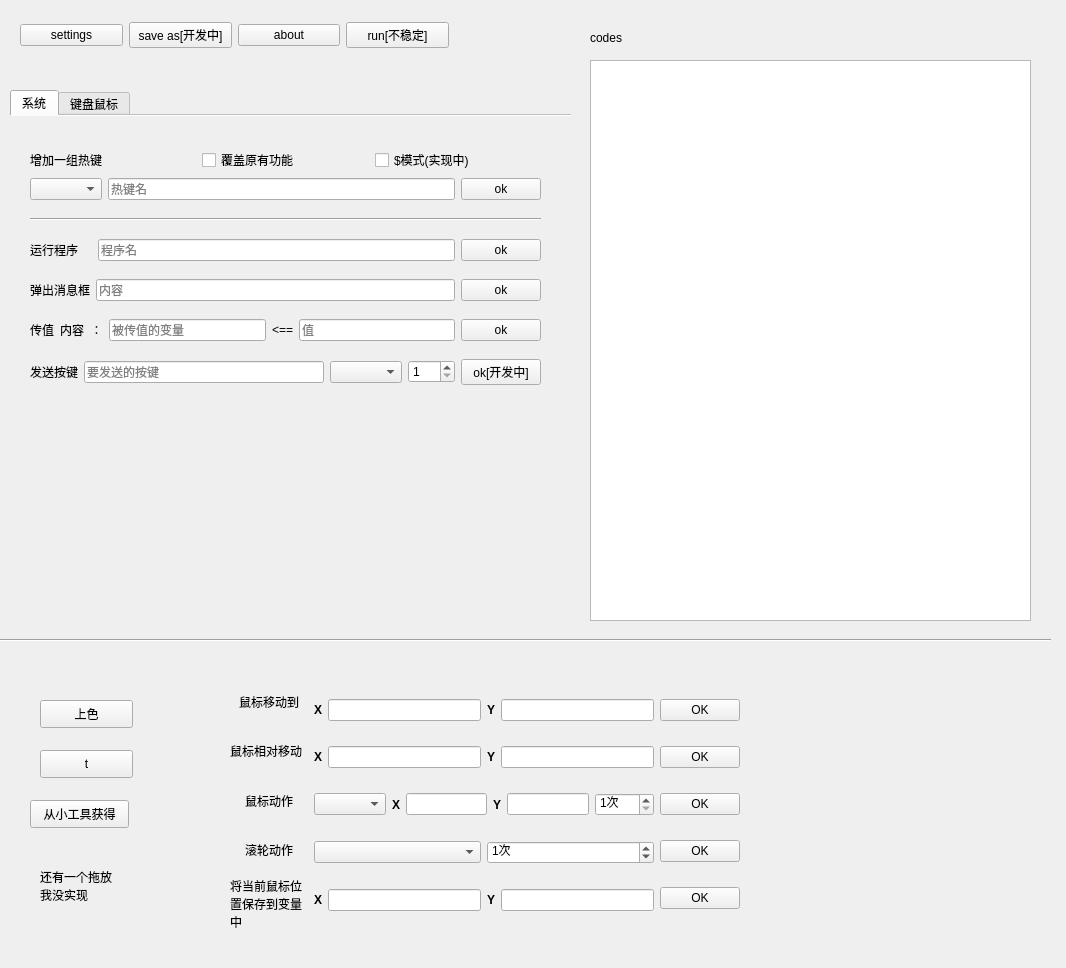
Above: src/ahk_main/ahk_main.ui from yongzhi444/AutoHotkey-Simple-IDE before the change. Below: the same form after it.
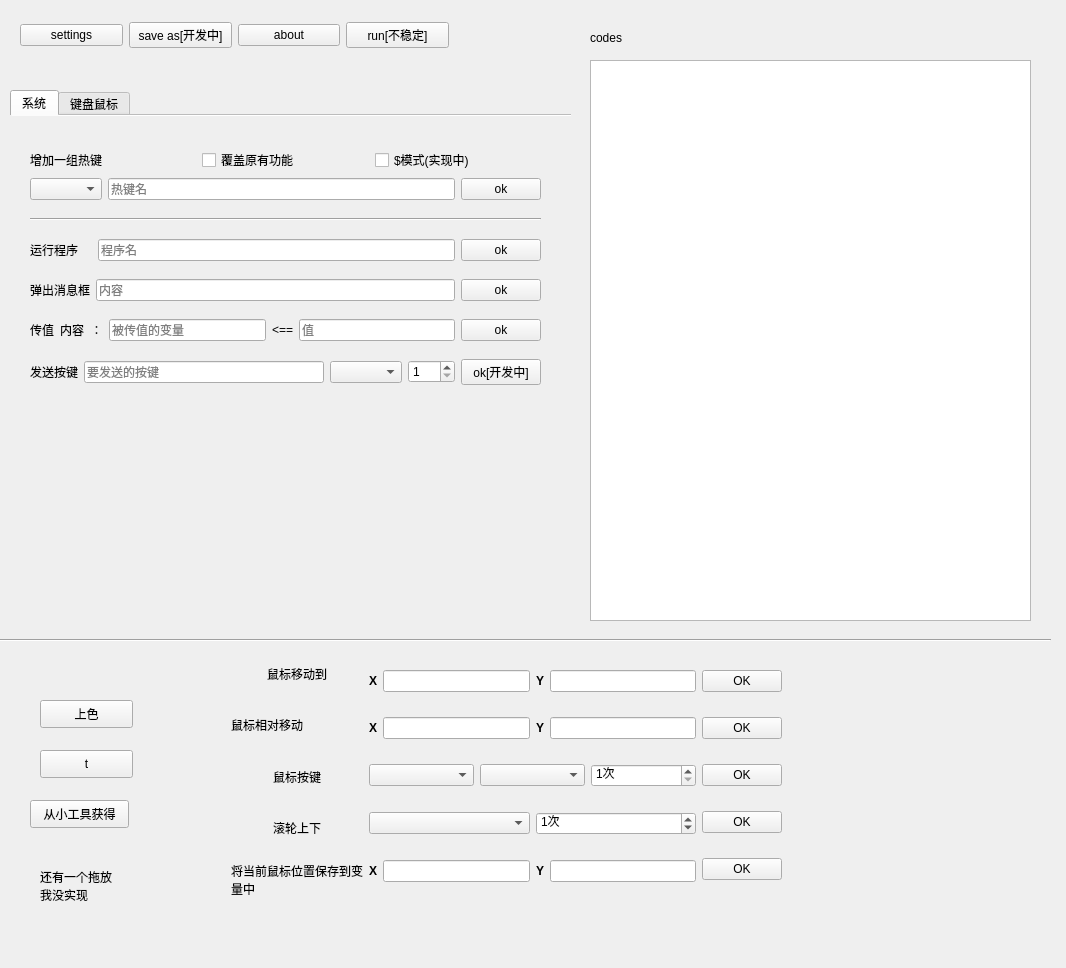
That is the form after the change.

Commit message: 4,22核心功能开发

The edit to the form file:
```diff
--- a/src/ahk_main/ahk_main.ui
+++ b/src/ahk_main/ahk_main.ui
@@ -394,12 +394,12 @@
     </attribute>
    </widget>
   </widget>
-  <widget class="QWidget" name="layoutWidget">
+  <widget class="QWidget" name="">
    <property name="geometry">
     <rect>
-     <x>230</x>
-     <y>680</y>
-     <width>510</width>
+     <x>231</x>
+     <y>651</y>
+     <width>551</width>
      <height>251</height>
     </rect>
    </property>
@@ -426,7 +426,7 @@
       <item>
        <widget class="QLabel" name="label_5">
         <property name="text">
-         <string>鼠标动作</string>
+         <string>鼠标按键</string>
         </property>
         <property name="alignment">
          <set>Qt::AlignCenter</set>
@@ -436,7 +436,7 @@
       <item>
        <widget class="QLabel" name="label_7">
         <property name="text">
-         <string>滚轮动作</string>
+         <string>滚轮上下</string>
         </property>
         <property name="alignment">
          <set>Qt::AlignCenter</set>
@@ -558,44 +558,7 @@
          </widget>
         </item>
         <item>
-         <widget class="QLabel" name="label_18">
-          <property name="font">
-           <font>
-            <weight>75</weight>
-            <bold>true</bold>
-           </font>
-          </property>
-          <property name="text">
-           <string>X</string>
-          </property>
-         </widget>
-        </item>
-        <item>
-         <widget class="QLineEdit" name="c_x">
-          <property name="clearButtonEnabled">
-           <bool>false</bool>
-          </property>
-         </widget>
-        </item>
-        <item>
-         <widget class="QLabel" name="label_21">
-          <property name="font">
-           <font>
-            <weight>75</weight>
-            <bold>true</bold>
-           </font>
-          </property>
-          <property name="text">
-           <string>Y</string>
-          </property>
-         </widget>
-        </item>
-        <item>
-         <widget class="QLineEdit" name="c_y">
-          <property name="clearButtonEnabled">
-           <bool>false</bool>
-          </property>
-         </widget>
+         <widget class="QComboBox" name="c_key"/>
         </item>
         <item>
          <widget class="QSpinBox" name="c_t">
```
Left out of the diff: 12 changed lines with no effect on the pictures. The commit also changes 2 other files.
